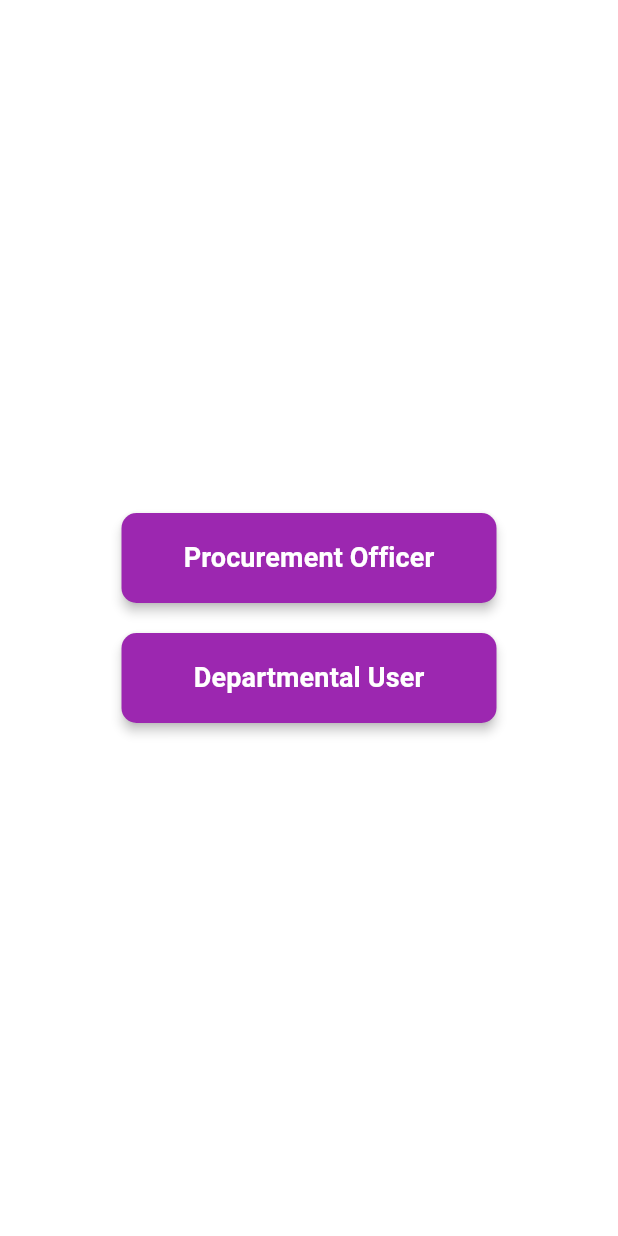
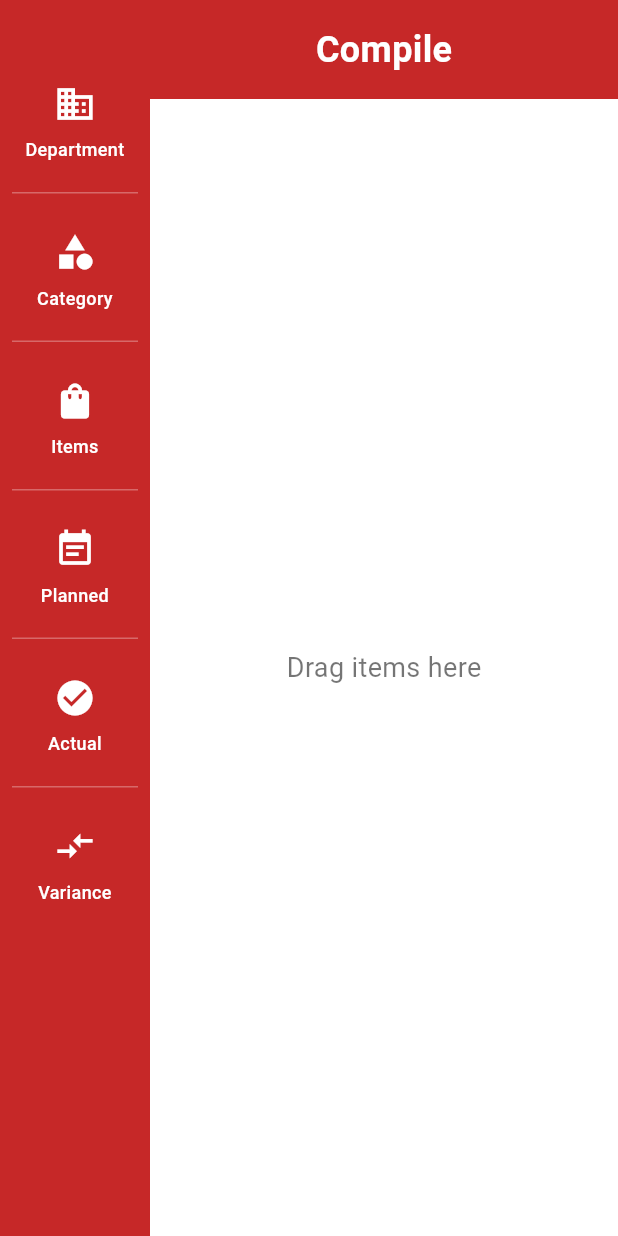
Before and after one commit to Clutch-254/Procurelinepro1, a Flutter app: the screen it shows after launch, on a phone screen of 412 x 824 dp. Run offline on Flutter 3.47's test engine with Material 3 defaults, Android fonts, the phone set to English and light mode, and no system bars.

Commit message:
added the compile page with a few functionalities tho not yet complete

```diff
--- /dev/null
+++ b/lib/Prodcurementofficer/compilepage.dart
@@ -0,0 +1,545 @@
+import 'package:flutter/material.dart';
+
+class Compilepage extends StatefulWidget {
+  const Compilepage({super.key});
+
+  @override
+  State<Compilepage> createState() => _CompilepageState();
+}
+
+class _CompilepageState extends State<Compilepage>
+    with SingleTickerProviderStateMixin {
+  int _selectedIndex = -1;
+  late AnimationController _animationController;
+  late Animation<double> _slideAnimation;
+  bool _isSlabVisible = false;
+
+  // List to store dragged items in the content area
+  List<String> _draggedItems = [];
+
+  // Data for different categories
+  final List<Map<String, List<String>>> _data = [
+    {
+      'Department': [
+        'Engineering',
+        'Medicine',
+        'Finance',
+        'Human Resources',
+        'Administration',
+        'Marketing',
+        'Sales'
+      ],
+    },
+    {
+      'Category': [
+        'IT Equipment',
+        'Office Supplies',
+        'Furniture',
+        'Medical Equipment',
+        'Stationery',
+        'Cleaning Supplies'
+      ],
+    },
+    {
+      'Items': [
+        'Monitors',
+        'Keyboards',
+        'Mouse',
+        'Laptops',
+        'Desktops',
+        'Chairs',
+        'Desks',
+        'Filing Cabinets',
+        'Printers'
+      ],
+    },
+    {
+      'Planned': [], // Removed contents
+    },
+    {
+      'Actual': [], // Removed contents
+    },
+    {
+      'Variance': [], // Removed contents
+    },
+  ];
+
+  @override
+  void initState() {
+    super.initState();
+    _animationController = AnimationController(
+      vsync: this,
+      duration: const Duration(milliseconds: 300),
+    );
+    _slideAnimation = Tween<double>(begin: -280, end: 0).animate(
+      CurvedAnimation(parent: _animationController, curve: Curves.easeOut),
+    );
+  }
+
+  @override
+  void dispose() {
+    _animationController.dispose();
+    super.dispose();
+  }
+
+  void _toggleSlab(int index) {
+    setState(() {
+      if (_selectedIndex == index && _isSlabVisible) {
+        // Close the slab
+        _animationController.reverse();
+        _isSlabVisible = false;
+        _selectedIndex = -1;
+      } else {
+        // Open the slab with new content
+        if (_isSlabVisible) {
+          // If another slab is open, update content without animation
+          _selectedIndex = index;
+        } else {
+          // If no slab is open, animate it in
+          _selectedIndex = index;
+          _animationController.forward();
+          _isSlabVisible = true;
+        }
+      }
+    });
+  }
+
+  void _addDraggedItem(String item) {
+    setState(() {
+      _draggedItems.add(item);
+    });
+  }
+
+  String _getCategoryName(int index) {
+    if (index < 0 || index >= _data.length) {
+      return "";
+    }
+    return _data[index].keys.first;
+  }
+
+  @override
+  Widget build(BuildContext context) {
+    return Scaffold(
+      backgroundColor: Colors.grey.shade100,
+      body: Row(
+        children: [
+          // Left sidebar with red background
+          Container(
+            width: 100,
+            color: Colors.red.shade800,
+            child: Column(
+              children: [
+                const SizedBox(height: 30),
+                // Department icon
+                _buildSidebarItem(Icons.business, "Department", 0),
+
+                _buildDivider(),
+
+                // Category icon
+                _buildSidebarItem(Icons.category, "Category", 1),
+
+                _buildDivider(),
+
+                // Items icon
+                _buildSidebarItem(Icons.shopping_bag, "Items", 2),
+
+                _buildDivider(),
+
+                // Planned icon
+                _buildSidebarItem(Icons.event_note, "Planned", 3),
+
+                _buildDivider(),
+
+                // Actual icon
+                _buildSidebarItem(Icons.check_circle, "Actual", 4),
+
+                _buildDivider(),
+
+                // Variance icon
+                _buildSidebarItem(Icons.compare_arrows, "Variance", 5),
+              ],
+            ),
+          ),
+
+          // Sliding slab
+          AnimatedBuilder(
+            animation: _slideAnimation,
+            builder: (context, child) {
+              return Transform.translate(
+                offset: Offset(_slideAnimation.value, 0),
+                child: child,
+              );
+            },
+            child: _selectedIndex >= 0
+                ? Container(
+                    width: 280,
+                    padding: const EdgeInsets.fromLTRB(8, 8, 8, 8),
+                    color: Colors.grey.shade100,
+                    child: Card(
+                      elevation: 8,
+                      shape: RoundedRectangleBorder(
+                        borderRadius: BorderRadius.circular(12),
+                      ),
+                      child: Column(
+                        crossAxisAlignment: CrossAxisAlignment.start,
+                        children: [
+                          Container(
+                            decoration: BoxDecoration(
+                              color: Colors.red.shade800,
+                              borderRadius: const BorderRadius.only(
+                                topLeft: Radius.circular(12),
+                                topRight: Radius.circular(12),
+                              ),
+                            ),
+                            padding: const EdgeInsets.symmetric(
+                                vertical: 16, horizontal: 16),
+                            child: Row(
+                              mainAxisAlignment: MainAxisAlignment.spaceBetween,
+                              children: [
+                                Text(
+                                  _selectedIndex < _data.length
+                                      ? _data[_selectedIndex].keys.first
+                                      : "Details",
+                                  style: const TextStyle(
+                                    color: Colors.white,
+                                    fontSize: 18,
+                                    fontWeight: FontWeight.bold,
+                                  ),
+                                ),
+                                IconButton(
+                                  icon: const Icon(Icons.close,
+                                      color: Colors.white),
+                                  onPressed: () => _toggleSlab(_selectedIndex),
+                                  padding: EdgeInsets.zero,
+                                  constraints: const BoxConstraints(),
+                                ),
+                              ],
+                            ),
+                          ),
+                          Expanded(
+                            child: _buildSlabContent(),
+                          ),
+                        ],
+                      ),
+                    ),
+                  )
+                : Container(),
+          ),
+
+          // Main content area with white background
+          Expanded(
+            child: Column(
+              crossAxisAlignment: CrossAxisAlignment.stretch,
+              children: [
+                // Title bar with red background
+                Container(
+                  color: Colors.red.shade800,
+                  padding: const EdgeInsets.symmetric(vertical: 16),
+                  child: const Center(
+                    child: Text(
+                      "Compile",
+                      style: TextStyle(
+                        color: Colors.white,
+                        fontSize: 24,
+                        fontWeight: FontWeight.bold,
+                      ),
+                    ),
+                  ),
+                ),
+
+                // Main content area (white background with DragTarget)
+                Expanded(
+                  child: DragTarget<Map<String, dynamic>>(
+                    builder: (context, candidateData, rejectedData) {
+                      return Container(
+                        color: candidateData.isNotEmpty
+                            ? Colors
+                                .blue.shade50 // Highlight when dragging over
+                            : Colors.white,
+                        child: _draggedItems.isEmpty
+                            ? const Center(
+                                child: Text(
+                                  "Drag items here",
+                                  style: TextStyle(
+                                    color: Colors.black54,
+                                    fontSize: 18,
+                                  ),
+                                ),
+                              )
+                            : _buildDraggedItemsContent(),
+                      );
+                    },
+                    onAccept: (data) {
+                      _addDraggedItem("${data['category']}: ${data['item']}");
+                    },
+                  ),
+                ),
+              ],
+            ),
+          ),
+        ],
+      ),
+    );
+  }
+
+  // Build content for dragged items
+  Widget _buildDraggedItemsContent() {
+    return Column(
+      children: [
+        Padding(
+          padding: const EdgeInsets.all(16.0),
+          child: Row(
+            mainAxisAlignment: MainAxisAlignment.spaceBetween,
+            children: [
+              const Text(
+                "Dragged Items",
+                style: TextStyle(
+                  fontSize: 18,
+                  fontWeight: FontWeight.bold,
+                ),
+              ),
+              IconButton(
+                icon: const Icon(Icons.delete, color: Colors.red),
+                onPressed: () {
+                  setState(() {
+                    _draggedItems.clear();
+                  });
+                },
+              ),
+            ],
+          ),
+        ),
+        Expanded(
+          child: ListView.builder(
+            padding: const EdgeInsets.all(8),
+            itemCount: _draggedItems.length,
+            itemBuilder: (context, index) {
+              return Card(
+                elevation: 2,
+                margin: const EdgeInsets.symmetric(vertical: 4, horizontal: 8),
+                child: ListTile(
+                  title: Text(_draggedItems[index]),
+                  trailing: IconButton(
+                    icon: const Icon(Icons.close, size: 20),
+                    onPressed: () {
+                      setState(() {
+                        _draggedItems.removeAt(index);
+                      });
+                    },
+                  ),
+                ),
+              );
+            },
+          ),
+        ),
+      ],
+    );
+  }
+
+  // Build content for the sliding slab based on selected index
+  Widget _buildSlabContent() {
+    if (_selectedIndex < 0 || _selectedIndex >= _data.length) {
+      return Container();
+    }
+
+    final Map<String, List<String>> categoryData = _data[_selectedIndex];
+    final String categoryName = categoryData.keys.first;
+    final List<String> items = categoryData[categoryName] ?? [];
+
+    // Check if there are no items for this category
+    if (items.isEmpty) {
+      return Center(
+        child: Column(
+          mainAxisAlignment: MainAxisAlignment.center,
+          children: [
+            Icon(
+              _getIconForCategory(categoryName),
+              size: 48,
+              color: Colors.grey.shade400,
+            ),
+            const SizedBox(height: 16),
+            Text(
+              "No items in $categoryName",
+              style: TextStyle(
+                color: Colors.grey.shade600,
+                fontSize: 16,
+              ),
+            ),
+          ],
+        ),
+      );
+    }
+
+    return ListView.builder(
+      padding: const EdgeInsets.all(12),
+      itemCount: items.length,
+      itemBuilder: (context, index) {
+        return Padding(
+          padding: const EdgeInsets.symmetric(vertical: 6.0),
+          child: Draggable<Map<String, dynamic>>(
+            // Data to be passed to the drop target
+            data: {
+              'category': categoryName,
+              'item': items[index],
+            },
+            // Feedback widget (what you see when dragging)
+            feedback: Material(
+              elevation: 8,
+              borderRadius: BorderRadius.circular(8),
+              child: Container(
+                padding: const EdgeInsets.all(16),
+                decoration: BoxDecoration(
+                  color: Colors.white,
+                  borderRadius: BorderRadius.circular(8),
+                ),
+                width: 200,
+                child: Row(
+                  mainAxisSize: MainAxisSize.min,
+                  children: [
+                    Icon(
+                      _getIconForCategory(categoryName),
+                      color: Colors.red.shade800,
+                    ),
+                    const SizedBox(width: 12),
+                    Flexible(
+                      child: Text(
+                        items[index],
+                        style: const TextStyle(
+                          fontSize: 16,
+                          fontWeight: FontWeight.bold,
+                        ),
+                      ),
+                    ),
+                  ],
+                ),
+              ),
+            ),
+            // Child widget (what you see before dragging)
+            child: Card(
+              elevation: 4,
+              shape: RoundedRectangleBorder(
+                borderRadius: BorderRadius.circular(8),
+              ),
+              child: ListTile(
+                title: Text(
+                  items[index],
+                  style: const TextStyle(
+                    fontSize: 16,
+                    fontWeight: FontWeight.w500,
+                  ),
+                ),
+                trailing: Row(
+                  mainAxisSize: MainAxisSize.min,
+                  children: [
+                    const Icon(Icons.drag_indicator, color: Colors.grey),
+                    const SizedBox(width: 8),
+                    const Icon(
+                      Icons.arrow_forward_ios,
+                      size: 16,
+                      color: Colors.red,
+                    ),
+                  ],
+                ),
+              ),
+            ),
+            // Childless mode indicator
+            childWhenDragging: Card(
+              elevation: 0,
+              color: Colors.grey.shade200,
+              shape: RoundedRectangleBorder(
+                borderRadius: BorderRadius.circular(8),
+              ),
+              child: ListTile(
+                title: Text(
+                  items[index],
+                  style: TextStyle(
+                    fontSize: 16,
+                    fontWeight: FontWeight.w500,
+                    color: Colors.grey.shade400,
+                  ),
+                ),
+                trailing: Icon(
+                  Icons.drag_indicator,
+                  color: Colors.grey.shade400,
+                ),
+              ),
+            ),
+          ),
+        );
+      },
+    );
+  }
+
+  // Helper method to get icon for category
+  IconData _getIconForCategory(String category) {
+    switch (category) {
+      case 'Department':
+        return Icons.business;
+      case 'Category':
+        return Icons.category;
+      case 'Items':
+        return Icons.shopping_bag;
+      case 'Planned':
+        return Icons.event_note;
+      case 'Actual':
+        return Icons.check_circle;
+      case 'Variance':
+        return Icons.compare_arrows;
+      default:
+        return Icons.list;
+    }
+  }
+
+  // Helper method to build divider
+  Widget _buildDivider() {
+    return Padding(
+      padding: const EdgeInsets.symmetric(horizontal: 8.0),
+      child: Container(
+        height: 1,
+        color: Colors.white.withOpacity(0.3),
+      ),
+    );
+  }
+
+  // Helper method to build sidebar items with icon and text as elevated buttons
+  Widget _buildSidebarItem(IconData icon, String label, int index) {
+    final isSelected = _selectedIndex == index;
+
+    return Padding(
+      padding: const EdgeInsets.symmetric(vertical: 8.0, horizontal: 5.0),
+      child: Material(
+        color: isSelected ? Colors.red.shade700 : Colors.transparent,
+        borderRadius: BorderRadius.circular(8),
+        elevation: isSelected ? 6 : 0,
+        child: InkWell(
+          onTap: () => _toggleSlab(index),
+          borderRadius: BorderRadius.circular(8),
+          child: Container(
+            width: double.infinity,
+            padding: const EdgeInsets.symmetric(vertical: 12.0),
+            child: Column(
+              children: [
+                const SizedBox(height: 5), // This lowers the icons slightly
+                Icon(
+                  icon,
+                  color: Colors.white,
+                  size: 28,
+                ),
+                const SizedBox(height: 8),
+                Text(
+                  label,
+                  style: const TextStyle(
+                    color: Colors.white,
+                    fontWeight: FontWeight.w500,
+                    fontSize: 12,
+                  ),
+                  textAlign: TextAlign.center,
+                ),
+              ],
+            ),
+          ),
+        ),
+      ),
+    );
+  }
+}
--- a/lib/main.dart
+++ b/lib/main.dart
@@ -1,4 +1,5 @@
 import 'package:flutter/material.dart';
+import 'package:procurelineapp/Prodcurementofficer/compilepage.dart';
 
 import 'package:procurelineapp/userselect.dart';
 
@@ -15,7 +16,7 @@ class MyApp extends StatelessWidget {
         primarySwatch: Colors.blue,
         visualDensity: VisualDensity.adaptivePlatformDensity,
       ),
-      home: RoleSelectionPage(),
+      home: Compilepage(),
     );
   }
 }
```
